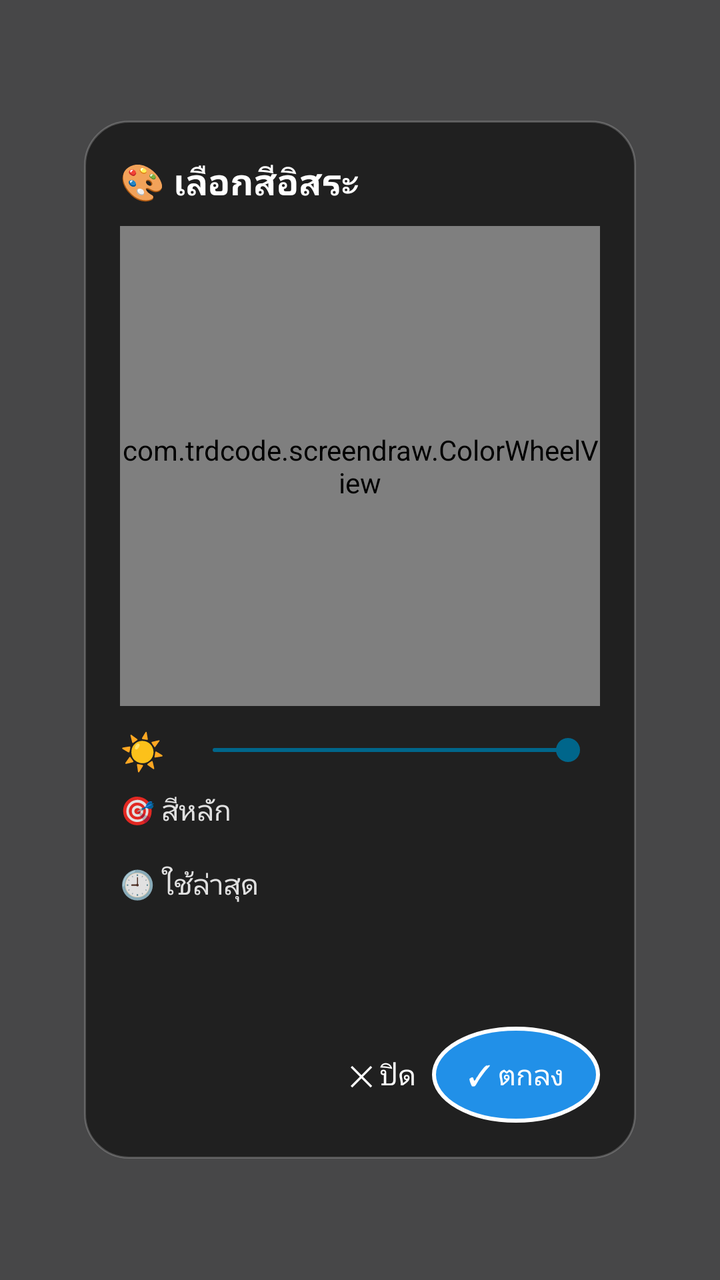
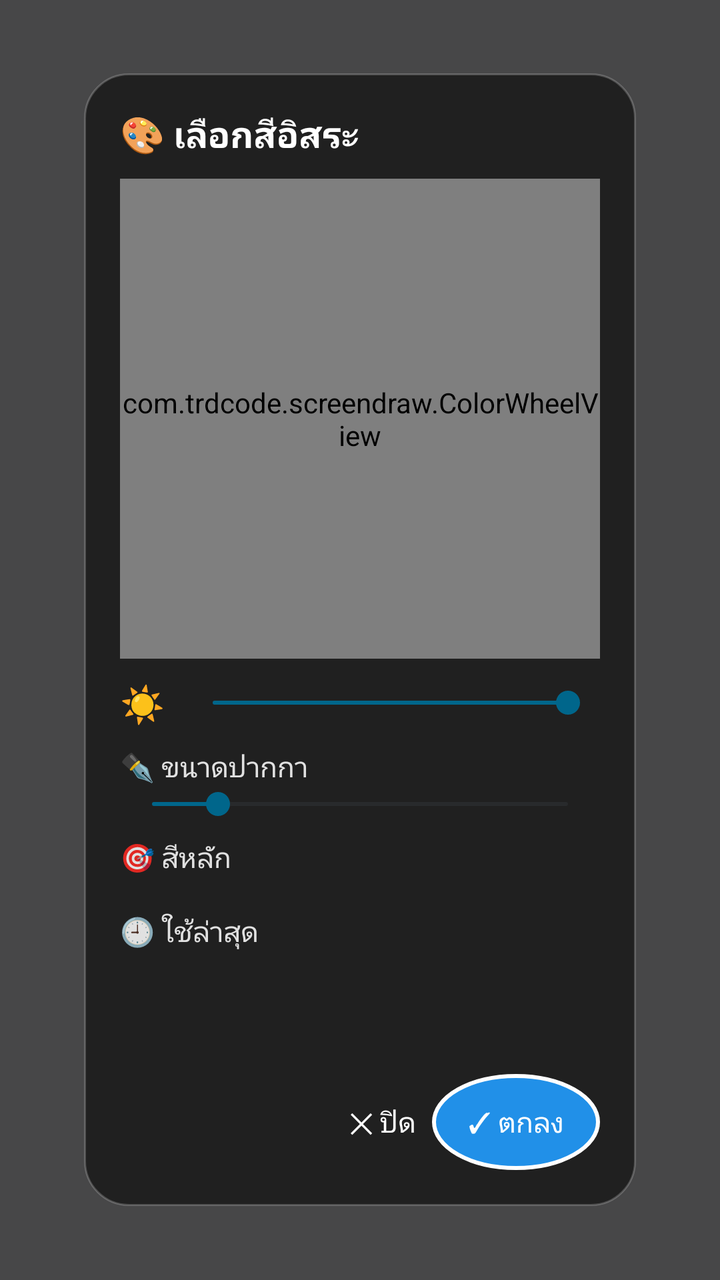

Screens rendered from an Android XML layout before and after an edit, with the pre-edit source and the edit as a unified diff.
<!-- AndroidManifest.xml: application theme android:Theme.DeviceDefault.Light -->
<!-- res/layout/color_picker.xml -->
<?xml version="1.0" encoding="utf-8"?>
<FrameLayout xmlns:android="http://schemas.android.com/apk/res/android"
    android:id="@+id/pickerRoot"
    android:layout_width="match_parent"
    android:layout_height="match_parent"
    android:background="#B3000000">

    <LinearLayout
        android:id="@+id/pickerPanel"
        android:layout_width="wrap_content"
        android:layout_height="wrap_content"
        android:layout_gravity="center"
        android:orientation="vertical"
        android:background="@drawable/picker_bg"
        android:clickable="true"
        android:focusable="true"
        android:padding="18dp">

        <TextView
            android:layout_width="wrap_content"
            android:layout_height="wrap_content"
            android:text="🎨 เลือกสีอิสระ"
            android:textColor="#FFFFFF"
            android:textStyle="bold"
            android:textSize="18sp"
            android:paddingBottom="10dp" />

        <com.trdcode.screendraw.ColorWheelView
            android:id="@+id/wheel"
            android:layout_width="240dp"
            android:layout_height="240dp"
            android:layout_gravity="center_horizontal" />

        <LinearLayout
            android:layout_width="match_parent"
            android:layout_height="wrap_content"
            android:orientation="horizontal"
            android:gravity="center_vertical"
            android:paddingTop="10dp">

            <TextView
                android:layout_width="wrap_content"
                android:layout_height="wrap_content"
                android:text="☀️"
                android:textSize="18sp"
                android:paddingRight="8dp" />

            <SeekBar
                android:id="@+id/brightness"
                android:layout_width="0dp"
                android:layout_height="wrap_content"
                android:layout_weight="1"
                android:max="100"
                android:progress="100" />
        </LinearLayout>

        <TextView
            android:layout_width="wrap_content"
            android:layout_height="wrap_content"
            android:text="🎯 สีหลัก"
            android:textColor="#DDFFFFFF"
            android:textSize="14sp"
            android:paddingTop="8dp"
            android:paddingBottom="6dp" />

        <LinearLayout
            android:id="@+id/presetRow"
            android:layout_width="wrap_content"
            android:layout_height="wrap_content"
            android:orientation="horizontal" />

        <TextView
            android:layout_width="wrap_content"
            android:layout_height="wrap_content"
            android:text="🕘 ใช้ล่าสุด"
            android:textColor="#DDFFFFFF"
            android:textSize="14sp"
            android:paddingTop="12dp"
            android:paddingBottom="6dp" />

        <LinearLayout
            android:id="@+id/recentRow"
            android:layout_width="wrap_content"
            android:layout_height="wrap_content"
            android:minHeight="40dp"
            android:orientation="horizontal"
            android:gravity="center_vertical" />

        <LinearLayout
            android:layout_width="match_parent"
            android:layout_height="wrap_content"
            android:orientation="horizontal"
            android:gravity="center_vertical"
            android:paddingTop="16dp">

            <View
                android:id="@+id/preview"
                android:layout_width="40dp"
                android:layout_height="40dp" />

            <View
                android:layout_width="0dp"
                android:layout_height="1dp"
                android:layout_weight="1" />

            <Button
                android:id="@+id/btnPickerClose"
                android:layout_width="wrap_content"
                android:layout_height="wrap_content"
                android:minWidth="0dp"
                android:text="✕ ปิด"
                android:textColor="#FFFFFF"
                android:background="@null" />

            <Button
                android:id="@+id/btnPickerDone"
                android:layout_width="wrap_content"
                android:layout_height="wrap_content"
                android:minWidth="0dp"
                android:layout_marginStart="8dp"
                android:paddingLeft="18dp"
                android:paddingRight="18dp"
                android:text="✓ ตกลง"
                android:textColor="#FFFFFF"
                android:background="@drawable/bubble_bg" />
        </LinearLayout>
    </LinearLayout>
</FrameLayout>
<!-- resources referenced by this layout -->
<resources>
  <!-- drawable bubble_bg (drawable) -->
  <?xml version="1.0" encoding="utf-8"?>
  <shape xmlns:android="http://schemas.android.com/apk/res/android"
      android:shape="oval">
      <solid android:color="#F22196F3" />
      <stroke
          android:width="2dp"
          android:color="#FFFFFF" />
  </shape>
  <!-- drawable picker_bg (drawable) -->
  <?xml version="1.0" encoding="utf-8"?>
  <shape xmlns:android="http://schemas.android.com/apk/res/android"
      android:shape="rectangle">
      <solid android:color="#F21E1E1E" />
      <corners android:radius="22dp" />
      <stroke
          android:width="1dp"
          android:color="#33FFFFFF" />
  </shape>
</resources>

<!-- the commit's change to res/layout/color_picker.xml (unified diff, before → after) -->
@@ -53,6 +53,22 @@
                 android:max="100"
                 android:progress="100" />
         </LinearLayout>
+
+        <TextView
+            android:id="@+id/penSizeLabel"
+            android:layout_width="wrap_content"
+            android:layout_height="wrap_content"
+            android:text="✒️ ขนาดปากกา"
+            android:textColor="#DDFFFFFF"
+            android:textSize="14sp"
+            android:paddingTop="10dp" />
+
+        <SeekBar
+            android:id="@+id/penSize"
+            android:layout_width="match_parent"
+            android:layout_height="wrap_content"
+            android:max="57"
+            android:progress="9" />
 
         <TextView
             android:layout_width="wrap_content"
